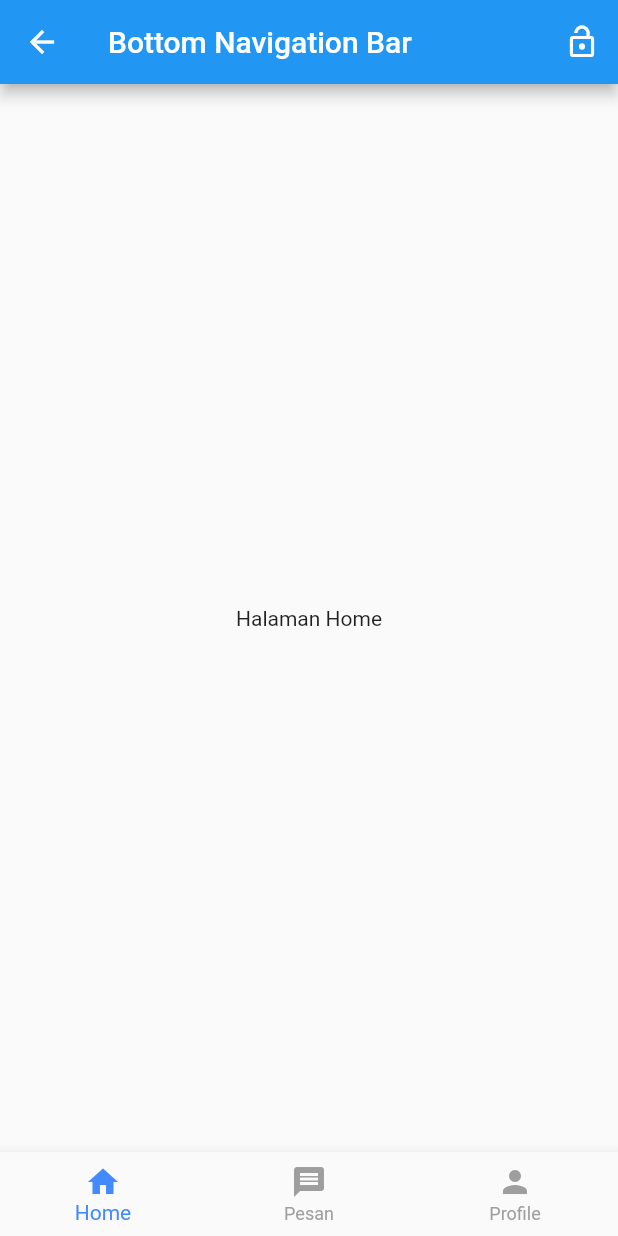
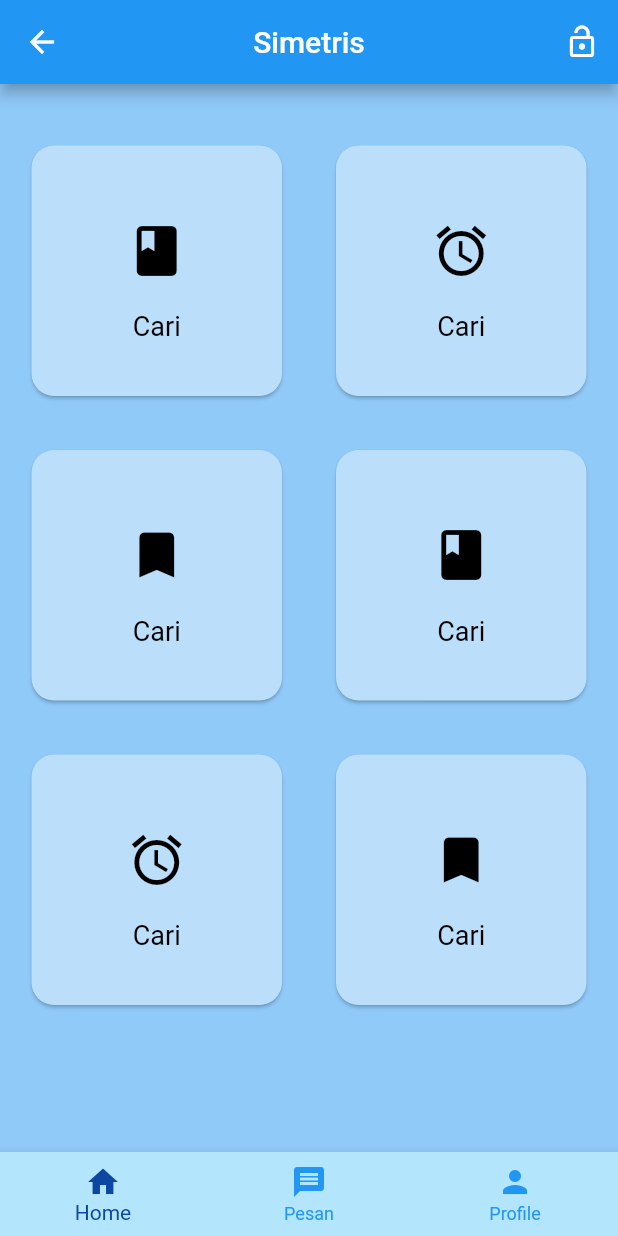
Before and after one commit to ricoerlan/Tes_Simetris, a Flutter app: the MainMenu screen opened directly with empty values, on a phone screen of 412 x 824 dp. Run offline on Flutter 3.47's test engine with Material 2 defaults, Android fonts, the light colour scheme and no system bars; our stand-ins replace firebase_messaging, shared_preferences; accounts and stored records are empty.

Commit message:
penambahan dashboard

```diff
--- /dev/null
+++ b/lib/dashboard.dart
@@ -0,0 +1,70 @@
+import 'package:flutter/material.dart';
+
+
+class Dashboard extends StatefulWidget {
+  @override
+  _DashboardState createState() => _DashboardState();
+}
+
+class _DashboardState extends State<Dashboard> {
+  @override
+  Widget build(BuildContext context) {
+    return Scaffold(
+      backgroundColor: Colors.blue[200],
+      body: Container(
+        padding : EdgeInsets.symmetric(vertical : 20.0, horizontal : 0.0),
+        child: GridView.count(
+          crossAxisCount: 2,
+          padding: EdgeInsets.all(3.0),
+          children: <Widget> [
+            makeDashboardItem('Cari', Icons.book),
+            makeDashboardItem('Cari', Icons.alarm),
+            makeDashboardItem('Cari', Icons.bookmark),
+            makeDashboardItem('Cari', Icons.book),
+            makeDashboardItem('Cari', Icons.alarm),
+            makeDashboardItem('Cari', Icons.bookmark),
+
+          ],
+        ),
+      ),
+    );
+  }
+
+  Card makeDashboardItem(String title, IconData icon){
+  return Card(
+    elevation: 1.0,
+    color: Colors.blue[100],
+    shape: RoundedRectangleBorder(
+      borderRadius : BorderRadius.circular(15.0)
+    ),
+    margin: EdgeInsets.all(18.0),
+    child: Container(
+      //decoration: BoxDecoration(color : Colors.blue[100]),
+      child: InkWell(
+        onTap: (){},
+        child: Column(
+          crossAxisAlignment: CrossAxisAlignment.stretch,
+          mainAxisSize: MainAxisSize.min,
+          verticalDirection: VerticalDirection.down,
+          children: <Widget>[
+            SizedBox(height: 50.0,),
+            Center(
+              child: Icon(
+                icon,
+                size: 40.0,
+                color: Colors.black,
+              ),
+            ),
+            SizedBox(height: 20.0,),
+            Center(
+              child: Text(title,
+              style: TextStyle(fontSize: 18.0, color: Colors.black),),
+            )
+          ],
+        ),
+
+      ),
+    ),
+  );
+}
+}
--- a/lib/detail_pesan.dart
+++ b/lib/detail_pesan.dart
@@ -1,5 +1,3 @@
-
-
 import 'package:flutter/cupertino.dart';
 import 'package:flutter/material.dart';
 
--- a/lib/home.dart
+++ b/lib/home.dart
@@ -1,5 +1,6 @@
 import 'package:flutter/material.dart';
 import 'package:shared_preferences/shared_preferences.dart';
+import 'package:tes_simetris/dashboard.dart';
 import 'package:tes_simetris/pesan_page.dart';
 
 class MainMenu extends StatefulWidget {
@@ -45,7 +46,7 @@ class _MainMenuState extends State<MainMenu> {
   @override
   Widget build(BuildContext context) {
     final _listPage = <Widget>[
-      Text('Halaman Home'),
+      Dashboard(),
       ListPage(title: 'Halaman Pesan',),
       Text('Halaman Profile'),
     ];
@@ -66,16 +67,18 @@ class _MainMenuState extends State<MainMenu> {
     ];
 
     final _bottomNavBar = BottomNavigationBar(
+      backgroundColor: Colors.lightBlue[100],
       items: _bottomNavBarItems,
       currentIndex: _selectedTabIndex,
-      selectedItemColor: Colors.blueAccent,
-      unselectedItemColor: Colors.grey,
+      selectedItemColor: Colors.blue[900],
+      unselectedItemColor: Colors.blue[500],
       onTap: _onNavBarTapped,
     );
 
     return Scaffold(
       appBar: AppBar(
-        title: Text('Bottom Navigation Bar'),
+        title: Text('Simetris'),
+        centerTitle: true,
         actions: [
           IconButton(
             onPressed: () {
```
Also changed, not shown: lib/pesan_page.dart (+20 -53 lines).
